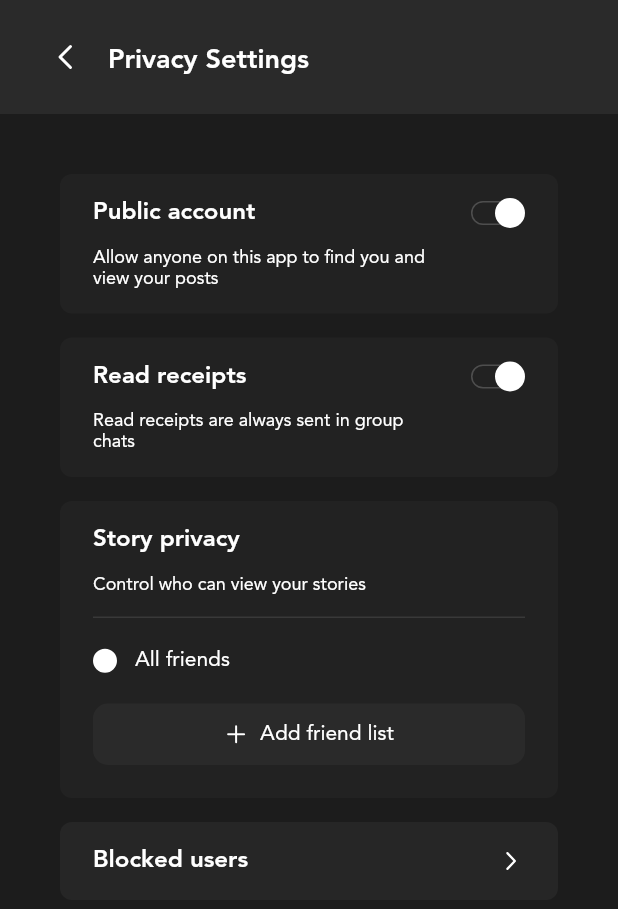
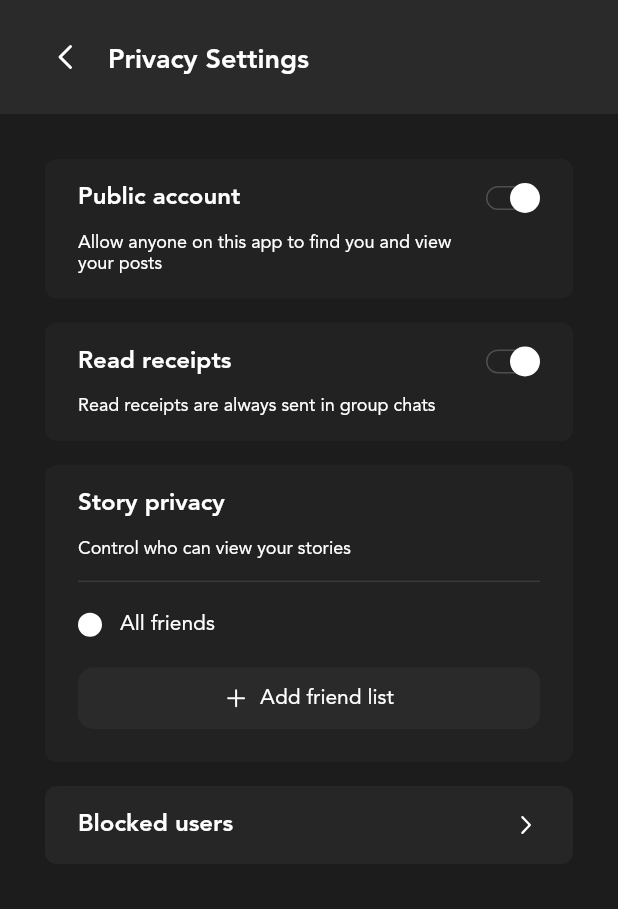
Before and after one commit to mkofdwu/discourse, a Flutter app: the PrivacySettingsView screen opened directly, on a phone screen of 412 x 824 dp. Shown: the top 909 px of the screen. Run offline on Flutter 3.47's test engine with Material 2 defaults, Android fonts, the phone set to English and light mode, and no system bars; our stand-ins replace cached_network_image, carousel_slider, cloud_firestore, firebase_auth, firebase_core, firebase_storage and 6 more; missing offline and left inert: flutter_list_view; accounts and stored records are empty.

Commit message:
reduce padding in settings pages

```diff
--- a/lib/views/notification_settings/notification_settings_view.dart
+++ b/lib/views/notification_settings/notification_settings_view.dart
@@ -17,7 +17,7 @@ class NotificationSettingsView extends StatelessWidget {
       builder: (controller) => Scaffold(
         appBar: myAppBar(title: 'Notification Settings'),
         body: Padding(
-          padding: const EdgeInsets.symmetric(horizontal: 40, vertical: 40),
+          padding: const EdgeInsets.all(30),
           child: Column(
             children: [
               SettingTile(
--- a/lib/views/privacy_settings/blocked_users/blocked_users_view.dart
+++ b/lib/views/privacy_settings/blocked_users/blocked_users_view.dart
@@ -23,7 +23,7 @@ class BlockedUsersView extends StatelessWidget {
           initialData: const [],
           builder: (context, snapshot) {
             return SingleChildScrollView(
-              padding: const EdgeInsets.symmetric(horizontal: 40, vertical: 40),
+              padding: const EdgeInsets.all(30),
               child: Column(
                 children: snapshot.data!
                     .map(
--- a/lib/views/privacy_settings/friend_list/friend_list_view.dart
+++ b/lib/views/privacy_settings/friend_list/friend_list_view.dart
@@ -34,7 +34,7 @@ class FriendListView extends StatelessWidget {
         resizeToAvoidBottomInset: false,
         appBar: myAppBar(title: title, actions: actions),
         body: Padding(
-          padding: const EdgeInsets.symmetric(horizontal: 40, vertical: 44),
+          padding: const EdgeInsets.all(30),
           child: Column(
             crossAxisAlignment: CrossAxisAlignment.start,
             children: [
--- a/lib/views/privacy_settings/privacy_settings_view.dart
+++ b/lib/views/privacy_settings/privacy_settings_view.dart
@@ -21,7 +21,7 @@ class PrivacySettingsView extends StatelessWidget {
       builder: (controller) => Scaffold(
         appBar: myAppBar(title: 'Privacy Settings'),
         body: SingleChildScrollView(
-          padding: const EdgeInsets.symmetric(horizontal: 40, vertical: 40),
+          padding: const EdgeInsets.all(30),
           child: Column(
             children: [
               SettingTile(
```
